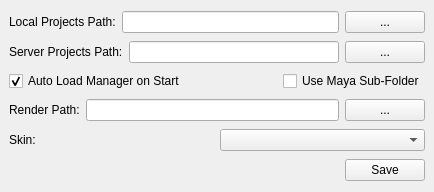
The window that pipe/settings/settings.ui (skarone/PipeL) describes before a commit, drawn with Qt 5.
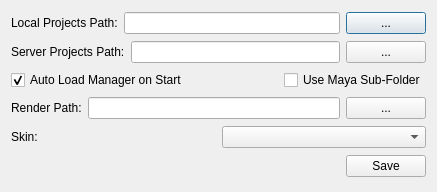
The same window after the commit.

Diff of the .ui file:
```diff
--- a/pipe/settings/settings.ui
+++ b/pipe/settings/settings.ui
@@ -1,19 +1,18 @@
 <?xml version="1.0" encoding="UTF-8"?>
 <ui version="4.0">
- <class>MainWindow</class>
- <widget class="QMainWindow" name="MainWindow">
+ <class>Dialog</class>
+ <widget class="QDialog" name="Dialog">
   <property name="geometry">
    <rect>
     <x>0</x>
     <y>0</y>
-    <width>434</width>
+    <width>437</width>
     <height>192</height>
    </rect>
   </property>
   <property name="windowTitle">
    <string>PipeL Settings</string>
   </property>
-  <widget class="QWidget" name="centralwidget">
    <layout class="QVBoxLayout" name="verticalLayout">
     <item>
      <layout class="QHBoxLayout" name="horizontalLayout">
@@ -151,7 +150,6 @@
      </layout>
     </item>
    </layout>
-  </widget>
  </widget>
  <resources/>
  <connections/>
```
Lines whose indentation alone changed are shown as unchanged.
